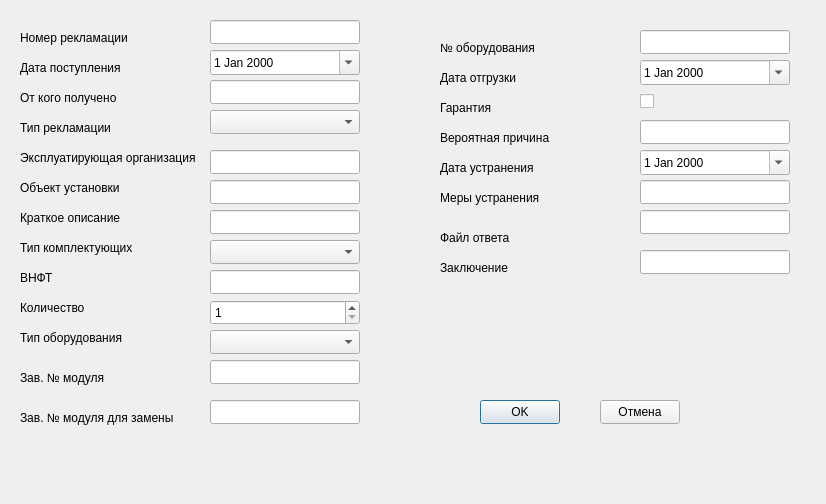
Above: app/claimdetail.ui from AlexeyScherbakov2021/Remont before the change. Below: the same form after it.
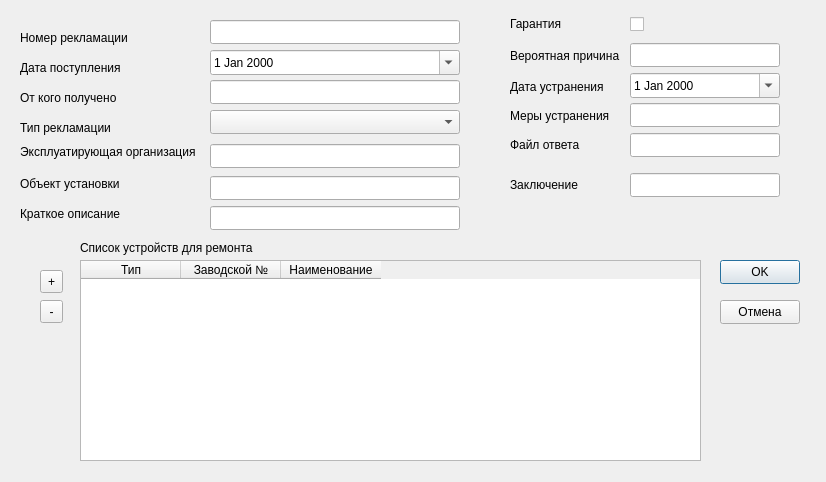
That is the form after the change.

Commit message: Добавлены статусы для устройств

Patch:
```diff
--- a/app/claimdetail.ui
+++ b/app/claimdetail.ui
@@ -7,7 +7,7 @@
     <x>0</x>
     <y>0</y>
     <width>826</width>
-    <height>504</height>
+    <height>482</height>
    </rect>
   </property>
   <property name="windowTitle">
@@ -69,7 +69,7 @@
    <property name="geometry">
     <rect>
      <x>20</x>
-     <y>150</y>
+     <y>144</y>
      <width>180</width>
      <height>16</height>
     </rect>
@@ -85,7 +85,7 @@
    <property name="geometry">
     <rect>
      <x>20</x>
-     <y>180</y>
+     <y>176</y>
      <width>180</width>
      <height>16</height>
     </rect>
@@ -98,7 +98,7 @@
    <property name="geometry">
     <rect>
      <x>20</x>
-     <y>210</y>
+     <y>206</y>
      <width>180</width>
      <height>16</height>
     </rect>
@@ -107,116 +107,12 @@
     <string>Краткое описание</string>
    </property>
   </widget>
-  <widget class="QLabel" name="label_8">
-   <property name="geometry">
-    <rect>
-     <x>20</x>
-     <y>240</y>
-     <width>180</width>
-     <height>16</height>
-    </rect>
-   </property>
-   <property name="text">
-    <string>Тип комплектующих</string>
-   </property>
-  </widget>
-  <widget class="QLabel" name="label_9">
-   <property name="geometry">
-    <rect>
-     <x>20</x>
-     <y>270</y>
-     <width>180</width>
-     <height>16</height>
-    </rect>
-   </property>
-   <property name="text">
-    <string>ВНФТ</string>
-   </property>
-  </widget>
-  <widget class="QLabel" name="label_10">
-   <property name="geometry">
-    <rect>
-     <x>20</x>
-     <y>300</y>
-     <width>180</width>
-     <height>16</height>
-    </rect>
-   </property>
-   <property name="text">
-    <string>Количество</string>
-   </property>
-  </widget>
-  <widget class="QLabel" name="label_11">
-   <property name="geometry">
-    <rect>
-     <x>20</x>
-     <y>330</y>
-     <width>180</width>
-     <height>16</height>
-    </rect>
-   </property>
-   <property name="text">
-    <string>Тип оборудования</string>
-   </property>
-  </widget>
-  <widget class="QLabel" name="label_12">
-   <property name="geometry">
-    <rect>
-     <x>20</x>
-     <y>370</y>
-     <width>180</width>
-     <height>16</height>
-    </rect>
-   </property>
-   <property name="text">
-    <string>Зав. № модуля</string>
-   </property>
-  </widget>
-  <widget class="QLabel" name="label_13">
-   <property name="geometry">
-    <rect>
-     <x>20</x>
-     <y>410</y>
-     <width>180</width>
-     <height>16</height>
-    </rect>
-   </property>
-   <property name="text">
-    <string>Зав. № модуля для замены</string>
-   </property>
-  </widget>
-  <widget class="QLabel" name="label_14">
-   <property name="geometry">
-    <rect>
-     <x>440</x>
-     <y>40</y>
-     <width>180</width>
-     <height>16</height>
-    </rect>
-   </property>
-   <property name="text">
-    <string>№ оборудования</string>
-   </property>
-  </widget>
-  <widget class="QLabel" name="label_15">
-   <property name="geometry">
-    <rect>
-     <x>440</x>
-     <y>70</y>
-     <width>180</width>
-     <height>16</height>
-    </rect>
-   </property>
-   <property name="text">
-    <string>Дата отгрузки</string>
-   </property>
-  </widget>
   <widget class="QLabel" name="label_16">
    <property name="geometry">
     <rect>
-     <x>440</x>
-     <y>100</y>
-     <width>180</width>
+     <x>510</x>
+     <y>16</y>
+     <width>120</width>
      <height>16</height>
     </rect>
    </property>
@@ -227,9 +123,9 @@
   <widget class="QLabel" name="label_17">
    <property name="geometry">
     <rect>
-     <x>440</x>
-     <y>130</y>
-     <width>180</width>
+     <x>510</x>
+     <y>48</y>
+     <width>120</width>
      <height>16</height>
     </rect>
    </property>
@@ -240,9 +136,9 @@
   <widget class="QLabel" name="label_18">
    <property name="geometry">
     <rect>
-     <x>440</x>
-     <y>160</y>
-     <width>180</width>
+     <x>510</x>
+     <y>79</y>
+     <width>120</width>
      <height>16</height>
     </rect>
    </property>
@@ -253,9 +149,9 @@
   <widget class="QLabel" name="label_19">
    <property name="geometry">
     <rect>
-     <x>440</x>
-     <y>190</y>
-     <width>180</width>
+     <x>510</x>
+     <y>108</y>
+     <width>120</width>
      <height>16</height>
     </rect>
    </property>
@@ -266,9 +162,9 @@
   <widget class="QLabel" name="label_20">
    <property name="geometry">
     <rect>
-     <x>440</x>
-     <y>230</y>
-     <width>180</width>
+     <x>510</x>
+     <y>137</y>
+     <width>120</width>
      <height>16</height>
     </rect>
    </property>
@@ -279,9 +175,9 @@
   <widget class="QLabel" name="label_21">
    <property name="geometry">
     <rect>
-     <x>440</x>
-     <y>260</y>
-     <width>180</width>
+     <x>510</x>
+     <y>177</y>
+     <width>120</width>
      <height>16</height>
     </rect>
    </property>
@@ -294,7 +190,7 @@
     <rect>
      <x>210</x>
      <y>20</y>
-     <width>150</width>
+     <width>250</width>
      <height>24</height>
     </rect>
    </property>
@@ -304,7 +200,7 @@
     <rect>
      <x>210</x>
      <y>80</y>
-     <width>150</width>
+     <width>250</width>
      <height>24</height>
     </rect>
    </property>
@@ -314,7 +210,7 @@
     <rect>
      <x>210</x>
      <y>50</y>
-     <width>150</width>
+     <width>250</width>
      <height>25</height>
     </rect>
    </property>
@@ -327,7 +223,7 @@
     <rect>
      <x>210</x>
      <y>110</y>
-     <width>150</width>
+     <width>250</width>
      <height>24</height>
     </rect>
    </property>
@@ -336,8 +232,8 @@
    <property name="geometry">
     <rect>
      <x>210</x>
-     <y>150</y>
-     <width>150</width>
+     <y>144</y>
+     <width>250</width>
      <height>24</height>
     </rect>
    </property>
@@ -346,8 +242,8 @@
    <property name="geometry">
     <rect>
      <x>210</x>
-     <y>180</y>
-     <width>150</width>
+     <y>176</y>
+     <width>250</width>
      <height>24</height>
     </rect>
    </property>
@@ -356,106 +252,17 @@
    <property name="geometry">
     <rect>
      <x>210</x>
-     <y>210</y>
-     <width>150</width>
+     <y>206</y>
+     <width>250</width>
      <height>24</height>
     </rect>
    </property>
   </widget>
-  <widget class="QComboBox" name="cbTypeComplect">
-   <property name="geometry">
-    <rect>
-     <x>210</x>
-     <y>240</y>
-     <width>150</width>
-     <height>24</height>
-    </rect>
-   </property>
-  </widget>
-  <widget class="QLineEdit" name="leVNFT">
-   <property name="geometry">
-    <rect>
-     <x>210</x>
-     <y>270</y>
-     <width>150</width>
-     <height>24</height>
-    </rect>
-   </property>
-  </widget>
-  <widget class="QSpinBox" name="sbQuantity">
-   <property name="geometry">
-    <rect>
-     <x>210</x>
-     <y>300</y>
-     <width>150</width>
-     <height>25</height>
-    </rect>
-   </property>
-   <property name="minimum">
-    <number>1</number>
-   </property>
-   <property name="maximum">
-    <number>999</number>
-   </property>
-  </widget>
-  <widget class="QComboBox" name="cbTypeDevice">
-   <property name="geometry">
-    <rect>
-     <x>210</x>
-     <y>330</y>
-     <width>150</width>
-     <height>24</height>
-    </rect>
-   </property>
-  </widget>
-  <widget class="QLineEdit" name="leNumModul">
-   <property name="geometry">
-    <rect>
-     <x>210</x>
-     <y>360</y>
-     <width>150</width>
-     <height>24</height>
-    </rect>
-   </property>
-  </widget>
-  <widget class="QLineEdit" name="leNumNewModul">
-   <property name="geometry">
-    <rect>
-     <x>210</x>
-     <y>400</y>
-     <width>150</width>
-     <height>24</height>
-    </rect>
-   </property>
-  </widget>
-  <widget class="QLineEdit" name="leNumDevice">
-   <property name="geometry">
-    <rect>
-     <x>640</x>
-     <y>30</y>
-     <width>150</width>
-     <height>24</height>
-    </rect>
-   </property>
-  </widget>
-  <widget class="QDateEdit" name="deDateOut">
-   <property name="geometry">
-    <rect>
-     <x>640</x>
-     <y>60</y>
-     <width>150</width>
-     <height>25</height>
-    </rect>
-   </property>
-   <property name="calendarPopup">
-    <bool>true</bool>
-   </property>
-  </widget>
   <widget class="QCheckBox" name="cbGuarantee">
    <property name="geometry">
     <rect>
-     <x>640</x>
-     <y>90</y>
+     <x>630</x>
+     <y>13</y>
      <width>150</width>
      <height>22</height>
     </rect>
@@ -467,8 +274,8 @@
   <widget class="QLineEdit" name="leReason">
    <property name="geometry">
     <rect>
-     <x>640</x>
-     <y>120</y>
+     <x>630</x>
+     <y>43</y>
      <width>150</width>
      <height>24</height>
     </rect>
@@ -477,8 +284,8 @@
   <widget class="QDateEdit" name="deDateRepair">
    <property name="geometry">
     <rect>
-     <x>640</x>
-     <y>150</y>
+     <x>630</x>
+     <y>73</y>
      <width>150</width>
      <height>25</height>
     </rect>
@@ -490,8 +297,8 @@
   <widget class="QLineEdit" name="leDoRepair">
    <property name="geometry">
     <rect>
-     <x>640</x>
-     <y>180</y>
+     <x>630</x>
+     <y>103</y>
      <width>150</width>
      <height>24</height>
     </rect>
@@ -500,8 +307,8 @@
   <widget class="QLineEdit" name="leFileAnswer">
    <property name="geometry">
     <rect>
-     <x>640</x>
-     <y>210</y>
+     <x>630</x>
+     <y>133</y>
      <width>150</width>
      <height>24</height>
     </rect>
@@ -510,8 +317,8 @@
   <widget class="QLineEdit" name="leTextResult">
    <property name="geometry">
     <rect>
-     <x>640</x>
-     <y>250</y>
+     <x>630</x>
+     <y>173</y>
      <width>150</width>
      <height>24</height>
     </rect>
@@ -520,8 +327,8 @@
   <widget class="QPushButton" name="pbOK">
    <property name="geometry">
     <rect>
-     <x>480</x>
-     <y>400</y>
+     <x>720</x>
+     <y>260</y>
      <width>80</width>
      <height>24</height>
     </rect>
@@ -533,8 +340,8 @@
   <widget class="QPushButton" name="pbCancel">
    <property name="geometry">
     <rect>
-     <x>600</x>
-     <y>400</y>
+     <x>720</x>
+     <y>300</y>
      <width>80</width>
      <height>24</height>
     </rect>
@@ -543,6 +350,70 @@
     <string>Отмена</string>
    </property>
   </widget>
+  <widget class="QTableWidget" name="tableWidget">
+   <property name="geometry">
+    <rect>
+     <x>80</x>
+     <y>260</y>
+     <width>621</width>
+     <height>201</height>
+    </rect>
+   </property>
+   <column>
+    <property name="text">
+     <string>Тип</string>
+    </property>
+   </column>
+   <column>
+    <property name="text">
+     <string>Заводской №</string>
+    </property>
+   </column>
+   <column>
+    <property name="text">
+     <string>Наименование</string>
+    </property>
+   </column>
+  </widget>
+  <widget class="QToolButton" name="tbAddDevice">
+   <property name="geometry">
+    <rect>
+     <x>40</x>
+     <y>270</y>
+     <width>23</width>
+     <height>23</height>
+    </rect>
+   </property>
+   <property name="text">
+    <string>+</string>
+   </property>
+  </widget>
+  <widget class="QToolButton" name="tbDeleteDevice">
+   <property name="geometry">
+    <rect>
+     <x>40</x>
+     <y>300</y>
+     <width>23</width>
+     <height>23</height>
+    </rect>
+   </property>
+   <property name="text">
+    <string>-</string>
+   </property>
+  </widget>
+  <widget class="QLabel" name="label_8">
+   <property name="geometry">
+    <rect>
+     <x>80</x>
+     <y>240</y>
+     <width>211</width>
+     <height>16</height>
+    </rect>
+   </property>
+   <property name="text">
+    <string>Список устройств для ремонта</string>
+   </property>
+  </widget>
  </widget>
  <resources/>
  <connections>
```
Left out of the diff: 2 changed lines with no effect on the pictures. The commit also changes 39 other files.
